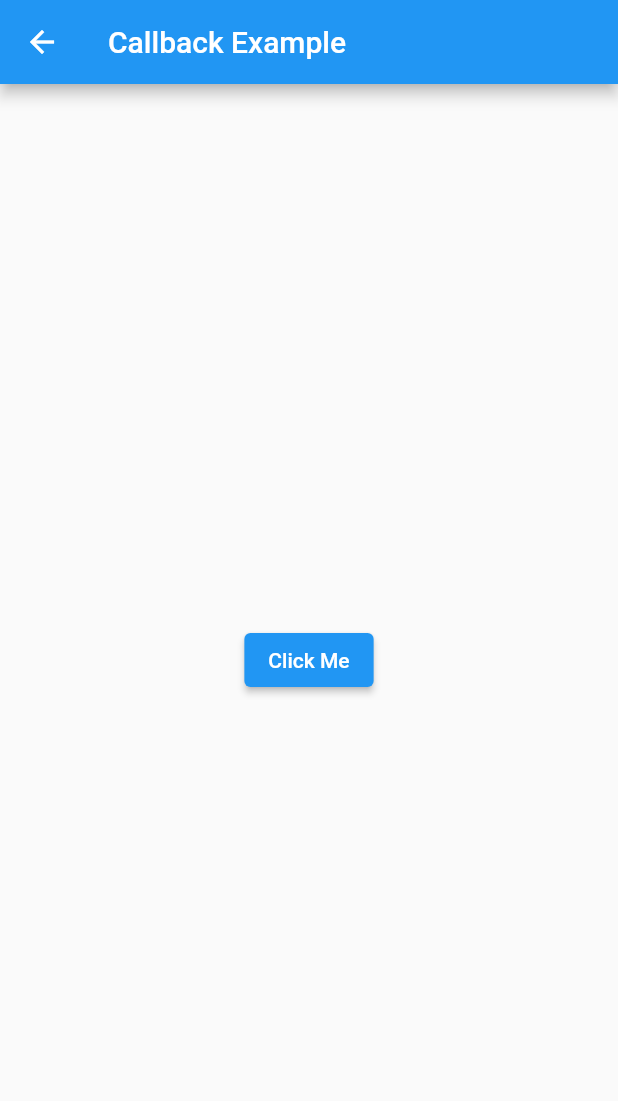
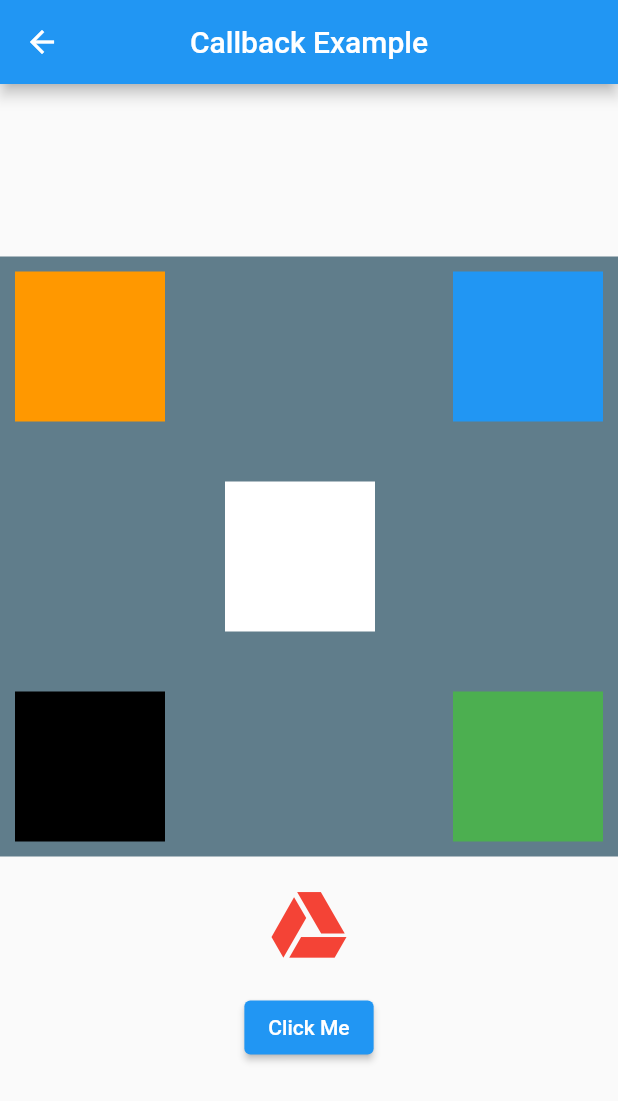
Before and after one commit to kausar100/flutter_tutorials, a Flutter app: the CallbackExample screen opened by its route, on a phone screen of 412 x 824 dp. Shown: the top 1101 px of the screen. Run offline on Flutter 3.47's test engine with Material 2 defaults, Android fonts, the phone set to English and light mode, and no system bars; our stand-ins replace flutter_spinkit, font_awesome_flutter.

Commit message:
day2 done

```diff
--- a/lib/practice_example/call_back.dart
+++ b/lib/practice_example/call_back.dart
@@ -1,4 +1,5 @@
 import 'package:flutter/material.dart';
+import 'package:font_awesome_flutter/font_awesome_flutter.dart';
 
 class CallbackExample extends StatefulWidget {
   const CallbackExample({Key? key}) : super(key: key);
@@ -12,16 +13,33 @@ class _CallbackExampleState extends State<CallbackExample> {
   Widget build(BuildContext context) {
     return Scaffold(
       appBar: AppBar(
-        title: Text('Callback Example'),
+        title: const Text('Callback Example'),
+        centerTitle: true,
       ),
-
       body: Center(
-        child: ElevatedButton(
-          onPressed: buttonClicked,
-          child: Text('Click Me'),
+        child: Column(
+          mainAxisAlignment: MainAxisAlignment.center,
+          children: [
+            const PositionedWidget(),
+            const SizedBox(
+              height: 20,
+            ),
+            const FaIcon(
+              //fontawesome widget example
+              FontAwesomeIcons.googleDrive,
+              color: Colors.red,
+              size: 50,
+            ),
+            const SizedBox(
+              height: 20,
+            ),
+            ElevatedButton(
+              onPressed: buttonClicked,
+              child: const Text('Click Me'),
+            ),
+          ],
         ),
       ),
-
     );
   }
 
@@ -29,3 +47,68 @@ class _CallbackExampleState extends State<CallbackExample> {
     print('you click me!');
   }
 }
+
+class PositionedWidget extends StatelessWidget {
+  const PositionedWidget({
+    Key? key,
+  }) : super(key: key);
+
+  @override
+  Widget build(BuildContext context) {
+    return Container(
+      //positioned widget example
+      width: 600,
+      height: 400,
+      color: Colors.blueGrey,
+      child: Stack(
+        children: [
+          Positioned(
+            bottom: 10,
+            right: 10,
+            child: Container(
+              width: 100,
+              height: 100,
+              color: Colors.green,
+            ),
+          ),
+          Positioned(
+            top: 10,
+            right: 10,
+            child: Container(
+              width: 100,
+              height: 100,
+              color: Colors.blue,
+            ),
+          ),
+          Positioned(
+            top: 150,
+            left: 150,
+            child: Container(
+              width: 100,
+              height: 100,
+              color: Colors.white,
+            ),
+          ),
+          Positioned(
+            bottom: 10,
+            left: 10,
+            child: Container(
+              width: 100,
+              height: 100,
+              color: Colors.black,
+            ),
+          ),
+          Positioned(
+            top: 10,
+            left: 10,
+            child: Container(
+              width: 100,
+              height: 100,
+              color: Colors.orange,
+            ),
+          ),
+        ],
+      ),
+    );
+  }
+}
--- a/lib/practice_example/ui_helper/rounded_button.dart
+++ b/lib/practice_example/ui_helper/rounded_button.dart
@@ -11,7 +11,7 @@ class CustomRoundedButton extends StatelessWidget {
 
   TextStyle? textStyle;
 
-  CustomRoundedButton({required this.btnText, this.icon, this.bgColor,  this.callback, this.textStyle});
+  CustomRoundedButton({super.key, required this.btnText, this.icon, this.bgColor,  this.callback, this.textStyle});
 
   @override
   Widget build(BuildContext context) {
--- a/pubspec.yaml
+++ b/pubspec.yaml
@@ -36,6 +36,8 @@ dependencies:
   # The following adds the Cupertino Icons font to your application.
   # Use with the CupertinoIcons class for iOS style icons.
   cupertino_icons: ^1.0.2
+  font_awesome_flutter: ^10.2.1
+  flutter_spinkit: ^5.1.0
 
 dev_dependencies:
   flutter_test:
@@ -48,6 +50,7 @@ dev_dependencies:
   # rules and activating additional ones.
   flutter_lints: ^2.0.0
   intl: ^0.17.0
+
 
 # For information on the generic Dart part of this file, see the
 # following page: https://dart.dev/tools/pub/pubspec
```
Also changed, not shown: lib/main.dart (+12 -3 lines), lib/practice_example/page_transition.dart (added, +38 -0 lines), lib/practice_example/range_slider.dart (added, +58 -0 lines), lib/practice_example/rich_text.dart (+56 -0 lines), lib/practice_example/splash_screen.dart (added, +40 -0 lines), lib/practice_example/wrap_widget.dart (+88 -0 lines), pubspec.lock.
